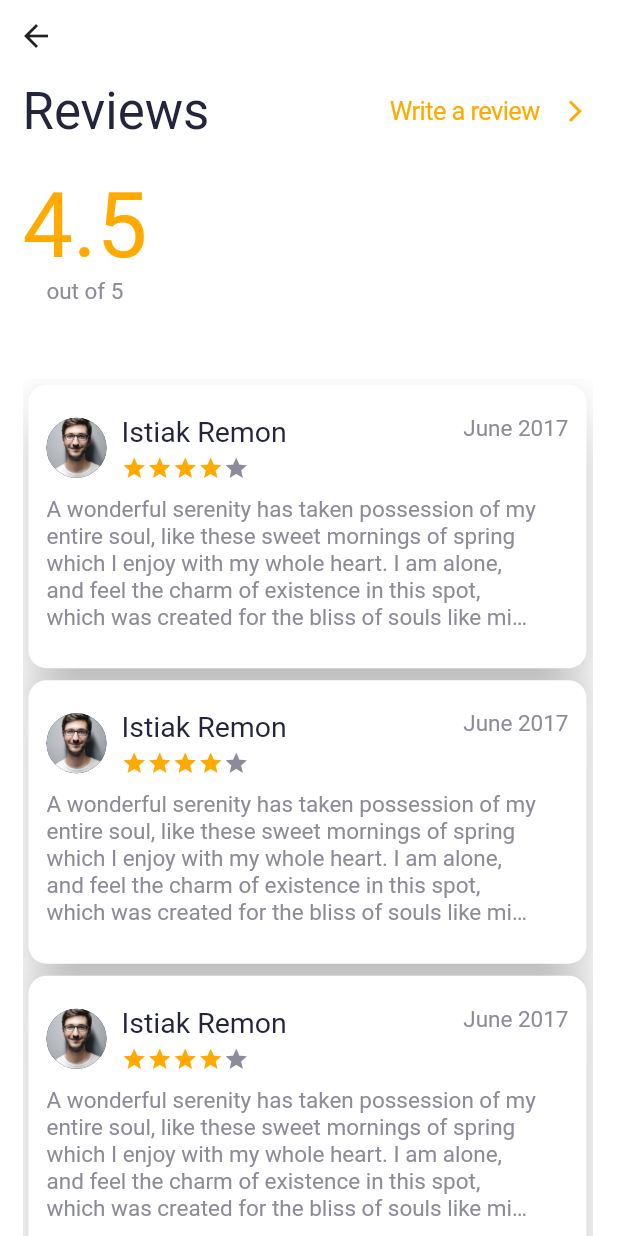
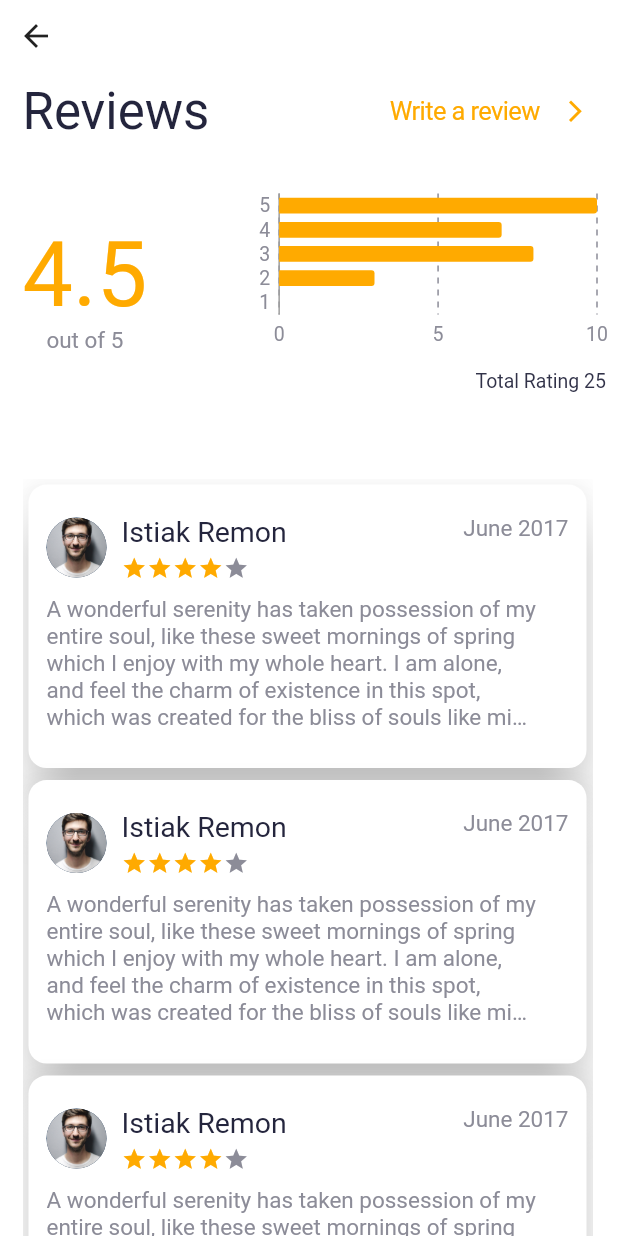
Before and after one commit to Nitro963/TripPal, a Flutter app: the Reviews screen opened directly, on a phone screen of 412 x 824 dp. Run offline on Flutter 3.47's test engine with Material 2 defaults, Android fonts, the phone set to English and light mode, and no system bars; our stand-ins replace charts_flutter, font_awesome_flutter, readmore, smooth_page_indicator; missing offline and left inert: overflow_view; Roboto replaces fonts that are missing (Montserrat); statements that could not run were skipped.

Commit message:
password reset screen + review bar chart

```diff
--- a/lib/main.dart
+++ b/lib/main.dart
@@ -2,6 +2,7 @@ import 'package:flutter/material.dart';
 import 'package:travel_app/scr/screens/chat.dart';
 import 'package:travel_app/scr/screens/check_list.dart';
 import 'package:travel_app/scr/screens/home.dart';
+import 'package:travel_app/scr/screens/password_reset.dart';
 import 'package:travel_app/scr/screens/place_details.dart';
 import 'package:travel_app/scr/screens/review_writing.dart';
 import 'package:travel_app/scr/screens/reviews.dart';
@@ -13,6 +14,6 @@ void main() {
   runApp(MaterialApp(
     debugShowCheckedModeBanner: false,
     theme: Themes.mainTheme,
-    home: Reviews(),
+    home: Login(),
   ));
 }
--- a/lib/scr/screens/reviews.dart
+++ b/lib/scr/screens/reviews.dart
@@ -2,8 +2,9 @@ import 'package:flutter/cupertino.dart';
 import 'package:flutter/material.dart';
 import 'package:travel_app/scr/screens/review_writing.dart';
 import 'package:travel_app/scr/shared/constants.dart';
+import 'package:travel_app/scr/widgets/ReviewsBarChart.dart';
 import 'package:travel_app/scr/widgets/review_card.dart';
-import 'package:travel_app/scr/widgets/stars.dart';
+// import 'package:travel_app/scr/widgets/stars.dart';
 
 class Reviews extends StatelessWidget {
   @override
@@ -61,11 +62,15 @@ class Reviews extends StatelessWidget {
                         ],
                       ),
                     ),
-                    Row(children: [
+                    Row(
+                        mainAxisAlignment: MainAxisAlignment.spaceBetween,
+                        crossAxisAlignment: CrossAxisAlignment.center,
+                        children: [
                           Column(children: [
                             Text('4.5',
                                 style: TextStyle(
-                                color: const Color(0xffffaa00), fontSize: 60)),
+                                    color: const Color(0xffffaa00),
+                                    fontSize: 60)),
                             Text(
                               'out of 5',
                               style: TextStyle(
@@ -73,6 +78,23 @@ class Reviews extends StatelessWidget {
                             ),
                           ]),
                           //bar chart
+                          Column(
+                            crossAxisAlignment: CrossAxisAlignment.end,
+                            children: [
+                              Container(
+                                  height: SizeConfig.blockSizeVertical * 15,
+                                  width: SizeConfig.blockSizeHorizontal * 60,
+                                  child: ReviewsBarChart.withSampleData()),
+                              Padding(
+                                padding: const EdgeInsets.all(8.0),
+                                child: Text('Total Rating 25',
+                                    style: TextStyle(
+                                        fontSize: 13,
+                                        color: const Color(0xff024253d))),
+                              ),
+                            ],
+                          ),
+
                           //total ratings
                         ]),
                     SizedBox(height: SizeConfig.blockSizeVertical * 6),
--- a/lib/scr/screens/sign_up.dart
+++ b/lib/scr/screens/sign_up.dart
@@ -159,9 +159,6 @@ class _SignUpState extends State<SignUp> {
                                   }
                                   return null;
                                 },
-                                onChanged: (val) {
-                                  setState(() => password = val);
-                                },
                               ),
                               Container(
                                 width: double.infinity,
--- /dev/null
+++ b/lib/scr/widgets/ReviewsBarChart.dart
@@ -0,0 +1,87 @@
+import 'package:flutter/material.dart';
+import 'package:charts_flutter/flutter.dart' as charts;
+import 'package:font_awesome_flutter/font_awesome_flutter.dart';
+import 'package:travel_app/scr/shared/constants.dart';
+import 'package:travel_app/scr/widgets/stars.dart';
+
+class ReviewBarChartModel {
+  final int count;
+  final int rate;
+  final charts.Color chartColor;
+
+  ReviewBarChartModel(this.count, this.rate, this.chartColor);
+}
+
+/// Horizontal bar chart example
+class ReviewsBarChart extends StatelessWidget {
+  final List<charts.Series> seriesList;
+  final bool animate;
+
+  ReviewsBarChart(this.seriesList, {this.animate});
+
+  /// Creates a [BarChart] with sample data and no transition.
+  factory ReviewsBarChart.withSampleData() {
+    return new ReviewsBarChart(
+      _createSampleData(),
+      // Disable animations for image tests.
+      animate: false,
+    );
+  }
+
+  @override
+  Widget build(BuildContext context) {
+    // For horizontal bar charts, set the [vertical] flag to false.
+    return new charts.BarChart(seriesList,
+        animate: animate,
+        vertical: false,
+        domainAxis: new charts.OrdinalAxisSpec(
+            renderSpec: new charts.SmallTickRendererSpec(
+          // Tick and Label styling here.
+          labelStyle: new charts.TextStyleSpec(
+              fontSize: 13, // size in Pts.
+              color: charts.ColorUtil.fromDartColor(const Color(0xff8c8c98))),
+        )),
+
+        /// Assign a custom style for the measure axis.
+        primaryMeasureAxis: new charts.NumericAxisSpec(
+            renderSpec: new charts.GridlineRendererSpec(
+
+                // Tick and Label styling here.
+                labelStyle: new charts.TextStyleSpec(
+                    fontSize: 13, // size in Pts.
+                    color: charts.ColorUtil.fromDartColor(
+                        const Color(0xff8c8c98))),
+
+                // Change the line colors to match text color.
+                lineStyle: new charts.LineStyleSpec(
+                    dashPattern: [4],
+                    color: charts.ColorUtil.fromDartColor(
+                        const Color(0xff8c8c98))))));
+  }
+
+  /// Create one series with sample hard coded data.
+  static List<charts.Series<ReviewBarChartModel, String>> _createSampleData() {
+    final data = [
+      ReviewBarChartModel(
+          10, 5, charts.ColorUtil.fromDartColor(starsActivationColor)),
+      ReviewBarChartModel(
+          7, 4, charts.ColorUtil.fromDartColor(starsActivationColor)),
+      ReviewBarChartModel(
+          8, 3, charts.ColorUtil.fromDartColor(starsActivationColor)),
+      ReviewBarChartModel(
+          3, 2, charts.ColorUtil.fromDartColor(starsActivationColor)),
+      ReviewBarChartModel(
+          0, 1, charts.ColorUtil.fromDartColor(starsActivationColor)),
+    ];
+
+    return [
+      new charts.Series<ReviewBarChartModel, String>(
+        id: 'Reviews',
+        domainFn: (ReviewBarChartModel reviews, _) => reviews.rate.toString(),
+        measureFn: (ReviewBarChartModel reviews, _) => reviews.count,
+        colorFn: (ReviewBarChartModel reviews, _) => reviews.chartColor,
+        data: data,
+      )
+    ];
+  }
+}
--- a/pubspec.yaml
+++ b/pubspec.yaml
@@ -34,6 +34,7 @@ dependencies:
   overflow_view: ^0.2.2
   readmore: ^1.0.1
   smooth_page_indicator: ^0.2.1
+  charts_flutter: ^0.10.0
 
 
 dev_dependencies:
```
Also changed, not shown: lib/scr/screens/login.dart (+8 -2 lines), lib/scr/screens/password_reset.dart (added, +194 -0 lines), pubspec.lock. Lines whose indentation alone changed are shown as unchanged.
